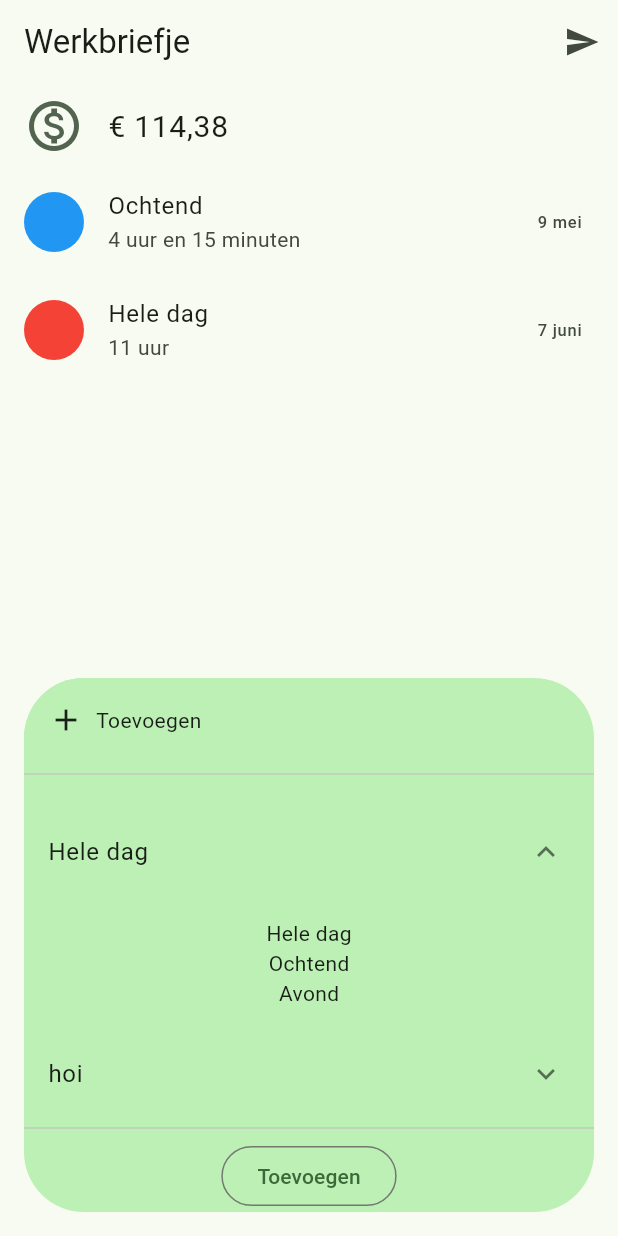
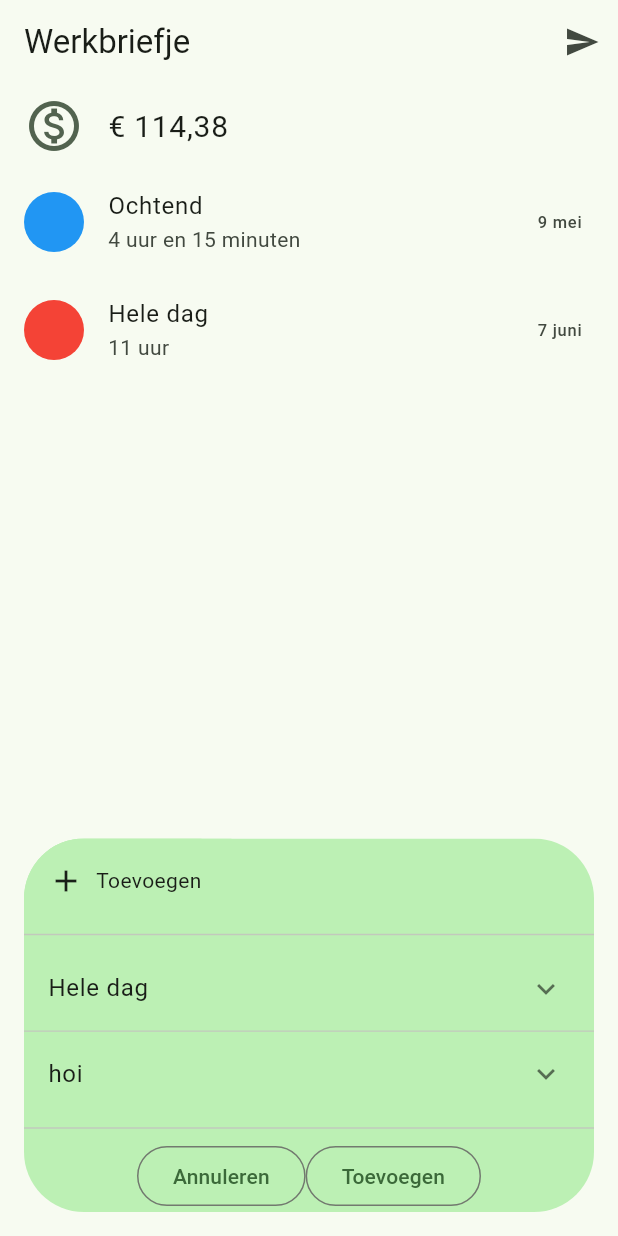
Before and after one commit to ardjuh/workhours, a Flutter app: the screen it shows after launch, on a phone screen of 412 x 824 dp. Run offline on Flutter 3.47's test engine with Material 2 defaults, Android fonts, the phone set to English and light mode, and no system bars; drawn by our look-alikes of dynamic_color.

Commit message:
Not expanded add widget on main screen

```diff
--- a/lib/add_screen.dart
+++ b/lib/add_screen.dart
@@ -1,11 +1,14 @@
+import 'dart:math';
+
 import 'package:flutter/material.dart';
 import 'package:test/add_label.dart';
 import 'package:test/consts.dart';
 
 class AddScreen extends StatefulWidget {
-  const AddScreen({super.key, this.width = 218});
+  const AddScreen({super.key, this.expanded = true, this.width = 218});
 
   final double width;
+  final bool expanded;
 
   @override
   State<AddScreen> createState() => _AddScreenState();
@@ -15,6 +18,12 @@ class _AddScreenState extends State<AddScreen> {
   var selected = selectionOptions[0];
   var isExpanded1 = true;
   var isExpanded2 = false;
+
+  @override
+  void initState() {
+    isExpanded1 = widget.expanded;
+    super.initState();
+  }
 
   @override
   Widget build(BuildContext context) {
@@ -101,11 +110,18 @@ class _AddScreenState extends State<AddScreen> {
                     ],
                   ),
                   const Divider(),
-                  Center(
-                    child: OutlinedButton(
-                      onPressed: () => {},
-                      child: const Text("Toevoegen"),
-                    ),
+                  Row(
+                    mainAxisAlignment: MainAxisAlignment.center,
+                    children: [
+                      OutlinedButton(
+                        onPressed: () => {},
+                        child: const Text("Annuleren"),
+                      ),
+                      OutlinedButton(
+                        onPressed: () => {},
+                        child: const Text("Toevoegen"),
+                      ),
+                    ],
                   ),
                 ],
               ),
--- a/lib/main_screen.dart
+++ b/lib/main_screen.dart
@@ -119,7 +119,10 @@ class _MainScreenState extends State<MainScreen> {
             ),
       floatingActionButton: (height - 400 < data.length * 50 && width < 500)
           ? const AddButton()
-          : AddScreen(width: (width >= 500) ? 218 : width - 32),
+          : AddScreen(
+              width: (width >= 500) ? 218 : width - 32,
+              expanded: false,
+            ),
     );
   }
 }
```
